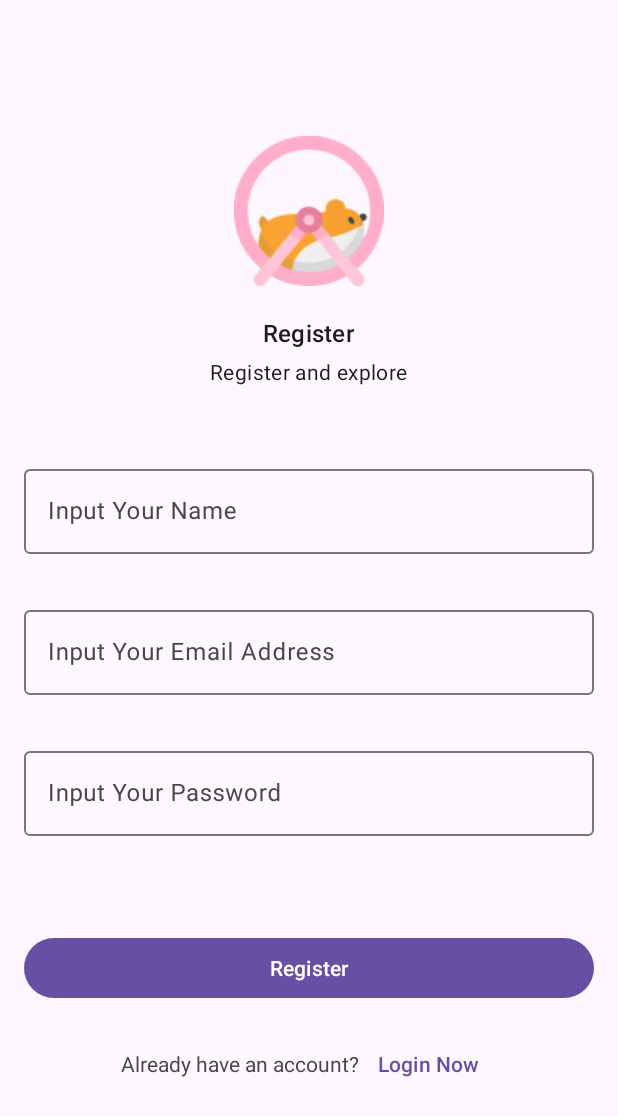
After one commit to andremoore123/Narumi, an Android app: the RegisterFragment screen opened through its navigation route, on a phone screen of 412 x 824 dp. The commit adds this screen. Shown: the top 1116 px of the screen. Run offline under Robolectric (Android 15) with nearby library versions, the phone set to English and light mode, and no system bars; our stand-ins replace Firebase (no records; nobody signed in at launch, a user with empty details on screens opened directly).

Commit message:
[FEATURE] Finished Register

```diff
--- a/app/src/main/java/com/id/narumi/di/AppModule.kt
+++ b/app/src/main/java/com/id/narumi/di/AppModule.kt
@@ -5,6 +5,8 @@ import com.id.narumi.MainViewModel
 import com.id.narumi.base.BaseModule
 import com.id.narumi.ui.auth.login.LoginFragment
 import com.id.narumi.ui.auth.login.LoginViewModel
+import com.id.narumi.ui.auth.register.RegisterFragment
+import com.id.narumi.ui.auth.register.RegisterViewModel
 import org.koin.core.module.Module
 import org.koin.dsl.module
 
@@ -18,6 +20,7 @@ object AppModule: BaseModule {
     private val viewModelModules = module {
         scope<LoginFragment> {scoped { LoginViewModel(get()) }}
         scope<MainActivity> { scoped { MainViewModel(get()) } }
+        scope<RegisterFragment> { scoped { RegisterViewModel(get()) } }
     }
 
     override fun getModules(): List<Module> {
--- a/app/src/main/java/com/id/narumi/ui/auth/login/LoginFragment.kt
+++ b/app/src/main/java/com/id/narumi/ui/auth/login/LoginFragment.kt
@@ -1,5 +1,6 @@
 package com.id.narumi.ui.auth.login
 
+import androidx.navigation.fragment.findNavController
 import com.id.narumi.base.BaseFragment
 import com.id.narumi.databinding.FragmentLoginBinding
 import org.koin.android.scope.AndroidScopeComponent
@@ -10,6 +11,7 @@ import org.koin.core.scope.Scope
 class LoginFragment :
     BaseFragment<FragmentLoginBinding, LoginViewModel>(FragmentLoginBinding::inflate), AndroidScopeComponent {
     override val viewModel: LoginViewModel by viewModel()
+    override val scope: Scope by fragmentScope()
 
     override fun initListener() {
         with(binding) {
@@ -17,6 +19,10 @@ class LoginFragment :
                 val email = flEtEmail.text.toString()
                 val password = flEtPassword.text.toString()
                 viewModel.login(email = email, password = password)
+            }
+
+            flBtRegister.setOnClickListener {
+                navigateToRegister()
             }
         }
     }
@@ -27,5 +33,8 @@ class LoginFragment :
         }
     }
 
-    override val scope: Scope by fragmentScope()
+    private fun navigateToRegister() {
+        val navController = findNavController()
+        navController.navigate(LoginFragmentDirections.actionLoginFragmentToRegisterFragment())
+    }
 }
--- /dev/null
+++ b/app/src/main/java/com/id/narumi/ui/auth/register/RegisterFragment.kt
@@ -0,0 +1,50 @@
+package com.id.narumi.ui.auth.register
+
+import androidx.fragment.app.viewModels
+import android.os.Bundle
+import androidx.fragment.app.Fragment
+import android.view.LayoutInflater
+import android.view.View
+import android.view.ViewGroup
+import androidx.navigation.fragment.findNavController
+import com.id.narumi.R
+import com.id.narumi.base.BaseFragment
+import com.id.narumi.databinding.FragmentRegisterBinding
+import org.koin.android.scope.AndroidScopeComponent
+import org.koin.androidx.scope.fragmentScope
+import org.koin.androidx.viewmodel.ext.android.viewModel
+import org.koin.core.scope.Scope
+
+class RegisterFragment : BaseFragment<FragmentRegisterBinding, RegisterViewModel>(
+    FragmentRegisterBinding::inflate
+), AndroidScopeComponent {
+    override val viewModel: RegisterViewModel by viewModel()
+    override val scope: Scope by fragmentScope()
+
+
+    override fun initListener() {
+        with(binding) {
+            frBtRegister.setOnClickListener {
+                val email = frEtEmail.text.toString()
+                val name = frEtName.text.toString()
+                val password = frEtPassword.text.toString()
+                viewModel.register(name = name, email = email, password = password)
+            }
+
+            frBtLogin.setOnClickListener {
+                navigateToLogin()
+            }
+        }
+    }
+
+    override fun observeData() {
+        viewModel.message.observe(viewLifecycleOwner) {
+            showMessage(it)
+        }
+    }
+
+    private fun navigateToLogin() {
+        val navController = findNavController()
+        navController.navigate(RegisterFragmentDirections.actionRegisterFragmentToLoginFragment())
+    }
+}
--- /dev/null
+++ b/app/src/main/java/com/id/narumi/ui/auth/register/RegisterViewModel.kt
@@ -0,0 +1,34 @@
+package com.id.narumi.ui.auth.register
+
+import androidx.lifecycle.MutableLiveData
+import androidx.lifecycle.ViewModel
+import androidx.lifecycle.viewModelScope
+import com.id.narumi.domain.Resource
+import com.id.narumi.domain.auth.IAuthRepository
+import kotlinx.coroutines.Dispatchers
+import kotlinx.coroutines.launch
+
+class RegisterViewModel(
+    private val repository: IAuthRepository
+): ViewModel() {
+
+    private val _message = MutableLiveData<String>()
+    val message = _message
+
+    fun register(name: String, email: String, password: String) {
+        viewModelScope.launch(Dispatchers.IO) {
+            when (val response = repository.register(
+                name = name,
+                email = email,
+                password = password
+            )) {
+                is Resource.Error -> {
+                    _message.postValue(response.errorMessage)
+                }
+                is Resource.Success -> {
+                    _message.postValue(response.data)
+                }
+            }
+        }
+    }
+}
--- /dev/null
+++ b/app/src/main/res/layout/fragment_register.xml
@@ -0,0 +1,97 @@
+<?xml version="1.0" encoding="utf-8"?>
+<LinearLayout xmlns:android="http://schemas.android.com/apk/res/android"
+    xmlns:tools="http://schemas.android.com/tools"
+    android:layout_width="match_parent"
+    android:layout_height="match_parent"
+    android:orientation="vertical"
+    android:gravity="center"
+    tools:context=".ui.auth.register.RegisterFragment">
+
+    <ImageView
+        android:id="@+id/fr_iv"
+        android:layout_width="100dp"
+        android:layout_height="100dp"
+        android:src="@drawable/main_icon"/>
+
+    <TextView
+        android:layout_marginTop="20dp"
+        style="@style/TextAppearance.Material3.TitleMedium"
+        android:layout_width="wrap_content"
+        android:layout_height="wrap_content"
+        android:text="@string/text_register"/>
+    <TextView
+        android:layout_marginTop="5dp"
+        style="@style/TextAppearance.Material3.BodyMedium"
+        android:layout_width="wrap_content"
+        android:layout_height="wrap_content"
+        android:text="@string/text_sub_register"/>
+
+    <com.google.android.material.textfield.TextInputLayout
+        android:layout_marginTop="50dp"
+        style="@style/Widget.Material3.TextInputLayout.OutlinedBox"
+        android:layout_width="match_parent"
+        android:layout_height="wrap_content">
+        <com.google.android.material.textfield.TextInputEditText
+            android:id="@+id/fr_et_name"
+            style="@style/Widget.Material3.TextInputEditText.OutlinedBox"
+            android:layout_width="match_parent"
+            android:layout_height="wrap_content"
+            android:inputType="textPersonName"
+            android:hint="@string/text_input_name"/>
+    </com.google.android.material.textfield.TextInputLayout>
+
+    <com.google.android.material.textfield.TextInputLayout
+        android:layout_marginTop="32dp"
+        style="@style/Widget.Material3.TextInputLayout.OutlinedBox"
+        android:layout_width="match_parent"
+        android:layout_height="wrap_content">
+        <com.google.android.material.textfield.TextInputEditText
+            android:id="@+id/fr_et_email"
+            style="@style/Widget.Material3.TextInputEditText.OutlinedBox"
+            android:layout_width="match_parent"
+            android:layout_height="wrap_content"
+            android:inputType="textEmailAddress"
+            android:hint="@string/text_input_email"/>
+    </com.google.android.material.textfield.TextInputLayout>
+
+
+
+    <com.google.android.material.textfield.TextInputLayout
+        android:layout_marginTop="32dp"
+        style="@style/Widget.Material3.TextInputLayout.OutlinedBox"
+        android:layout_width="match_parent"
+        android:layout_height="wrap_content">
+        <com.google.android.material.textfield.TextInputEditText
+            android:id="@+id/fr_et_password"
+            style="@style/Widget.Material3.TextInputEditText.OutlinedBox"
+            android:layout_width="match_parent"
+            android:layout_height="wrap_content"
+            android:inputType="textPassword"
+            android:hint="@string/text_input_pass"/>
+    </com.google.android.material.textfield.TextInputLayout>
+
+    <com.google.android.material.button.MaterialButton
+        android:id="@+id/fr_bt_register"
+        android:layout_marginTop="64dp"
+        android:layout_width="match_parent"
+        android:layout_height="wrap_content"
+        android:text="@string/text_register"/>
+
+    <LinearLayout
+        android:layout_marginTop="16dp"
+        android:layout_width="match_parent"
+        android:layout_height="wrap_content"
+        android:orientation="horizontal"
+        android:gravity="center">
+        <TextView
+            android:layout_width="wrap_content"
+            android:layout_height="wrap_content"
+            android:text="@string/text_have_account"/>
+        <Button
+            android:id="@+id/fr_bt_login"
+            style="@style/Widget.Material3.Button.TextButton"
+            android:layout_width="wrap_content"
+            android:layout_height="wrap_content"
+            android:text="@string/text_login_now"/>
+    </LinearLayout>
+</LinearLayout>
--- a/app/src/main/res/navigation/main_nav.xml
+++ b/app/src/main/res/navigation/main_nav.xml
@@ -4,10 +4,26 @@
     xmlns:tools="http://schemas.android.com/tools"
     android:id="@+id/main_nav"
     app:startDestination="@id/loginFragment">
-
     <fragment
         android:id="@+id/loginFragment"
         android:name="com.id.narumi.ui.auth.login.LoginFragment"
         android:label="fragment_login"
-        tools:layout="@layout/fragment_login" />
+        tools:layout="@layout/fragment_login" >
+        <action
+            android:id="@+id/action_loginFragment_to_registerFragment"
+            app:destination="@id/registerFragment"
+            app:popUpTo="@id/loginFragment"
+            app:popUpToInclusive="true" />
+    </fragment>
+    <fragment
+        android:id="@+id/registerFragment"
+        android:name="com.id.narumi.ui.auth.register.RegisterFragment"
+        android:label="fragment_register"
+        tools:layout="@layout/fragment_register" >
+        <action
+            android:id="@+id/action_registerFragment_to_loginFragment"
+            app:destination="@id/loginFragment"
+            app:popUpTo="@id/registerFragment"
+            app:popUpToInclusive="true" />
+    </fragment>
 </navigation>
--- a/app/src/main/res/values/strings.xml
+++ b/app/src/main/res/values/strings.xml
@@ -6,4 +6,9 @@
     <string name="text_input_pass">Input Your Password</string>
     <string name="text_no_account">Do not have an account?</string>
     <string name="text_register_now">Register now</string>
+    <string name="text_register">Register</string>
+    <string name="text_sub_register">Register and explore</string>
+    <string name="text_input_name">Input Your Name</string>
+    <string name="text_login_now">Login Now</string>
+    <string name="text_have_account">Already have an account?</string>
 </resources>
```
